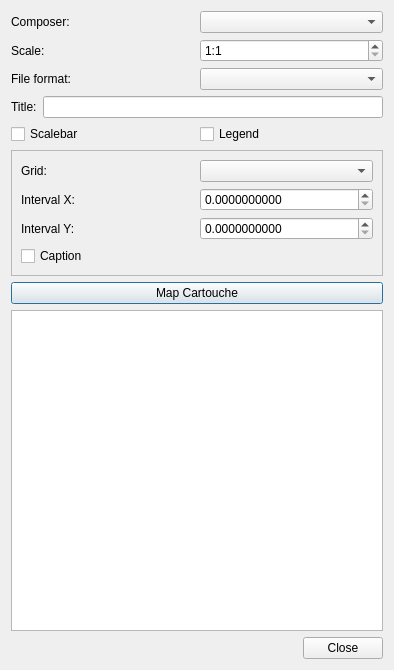
kadas-albireo/kadas-print-plugin, file vbsprint/ui/printdialog.ui: the form before one commit.
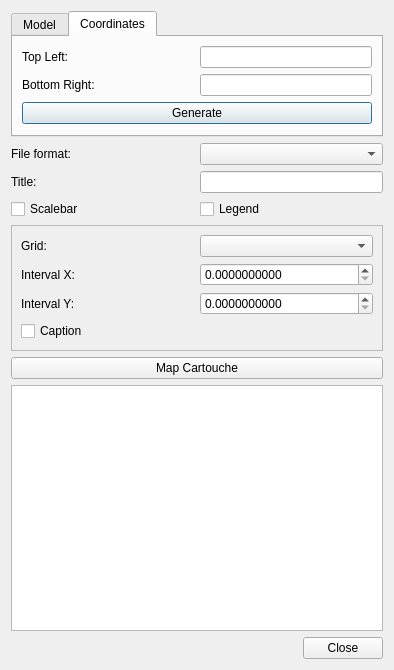
The form after the commit. The open tabs and pages were chosen to show the change. Icons and pictures are not drawn.

Commit message: coordinate tab added

Patch:
```diff
--- a/vbsprint/ui/printdialog.ui
+++ b/vbsprint/ui/printdialog.ui
@@ -20,6 +20,22 @@
   </property>
   <layout class="QVBoxLayout" name="verticalLayout">
    <item>
+    <widget class="QTabWidget" name="tabWidget">
+     <property name="sizePolicy">
+      <sizepolicy hsizetype="Expanding" vsizetype="Preferred">
+       <horstretch>0</horstretch>
+       <verstretch>0</verstretch>
+      </sizepolicy>
+     </property>
+     <property name="currentIndex">
+      <number>0</number>
+     </property>
+     <widget class="QWidget" name="tab">
+      <attribute name="title">
+       <string>Model</string>
+      </attribute>
+      <layout class="QVBoxLayout" name="verticalLayout_4">
+       <item>
     <layout class="QHBoxLayout" name="horizontalLayout_2">
      <item>
       <widget class="QLabel" name="label_composers">
@@ -60,6 +76,66 @@
      </item>
     </layout>
    </item>
+      </layout>
+     </widget>
+     <widget class="QWidget" name="tab_2">
+      <attribute name="title">
+       <string>Coordinates</string>
+      </attribute>
+      <layout class="QVBoxLayout" name="verticalLayout_5">
+       <item>
+        <layout class="QHBoxLayout" name="horizontalLayout_9">
+         <item>
+          <widget class="QLabel" name="label_4">
+           <property name="text">
+            <string>Top Left:</string>
+           </property>
+          </widget>
+         </item>
+         <item>
+          <widget class="QLineEdit" name="topleftLE">
+           <property name="sizePolicy">
+            <sizepolicy hsizetype="Preferred" vsizetype="Fixed">
+             <horstretch>0</horstretch>
+             <verstretch>0</verstretch>
+            </sizepolicy>
+           </property>
+          </widget>
+         </item>
+        </layout>
+       </item>
+       <item>
+        <layout class="QHBoxLayout" name="horizontalLayout_10">
+         <item>
+          <widget class="QLabel" name="label_5">
+           <property name="text">
+            <string>Bottom Right:</string>
+           </property>
+          </widget>
+         </item>
+         <item>
+          <widget class="QLineEdit" name="bottomrightLE">
+           <property name="sizePolicy">
+            <sizepolicy hsizetype="Preferred" vsizetype="Fixed">
+             <horstretch>0</horstretch>
+             <verstretch>0</verstretch>
+            </sizepolicy>
+           </property>
+          </widget>
+         </item>
+        </layout>
+       </item>
+       <item>
+        <widget class="QPushButton" name="coordinateButton">
+         <property name="text">
+          <string>Generate</string>
+         </property>
+        </widget>
+       </item>
+      </layout>
+     </widget>
+    </widget>
+   </item>
    <item>
     <layout class="QHBoxLayout" name="horizontalLayout_4">
      <item>
@@ -84,7 +160,14 @@
       </widget>
      </item>
      <item>
-      <widget class="QLineEdit" name="titleLE"/>
+      <widget class="QLineEdit" name="titleLE">
+       <property name="sizePolicy">
+        <sizepolicy hsizetype="Preferred" vsizetype="Fixed">
+         <horstretch>0</horstretch>
+         <verstretch>0</verstretch>
+        </sizepolicy>
+       </property>
+      </widget>
      </item>
     </layout>
    </item>
```
Lines whose indentation alone changed are shown as unchanged. The commit also changes 2 other files.
